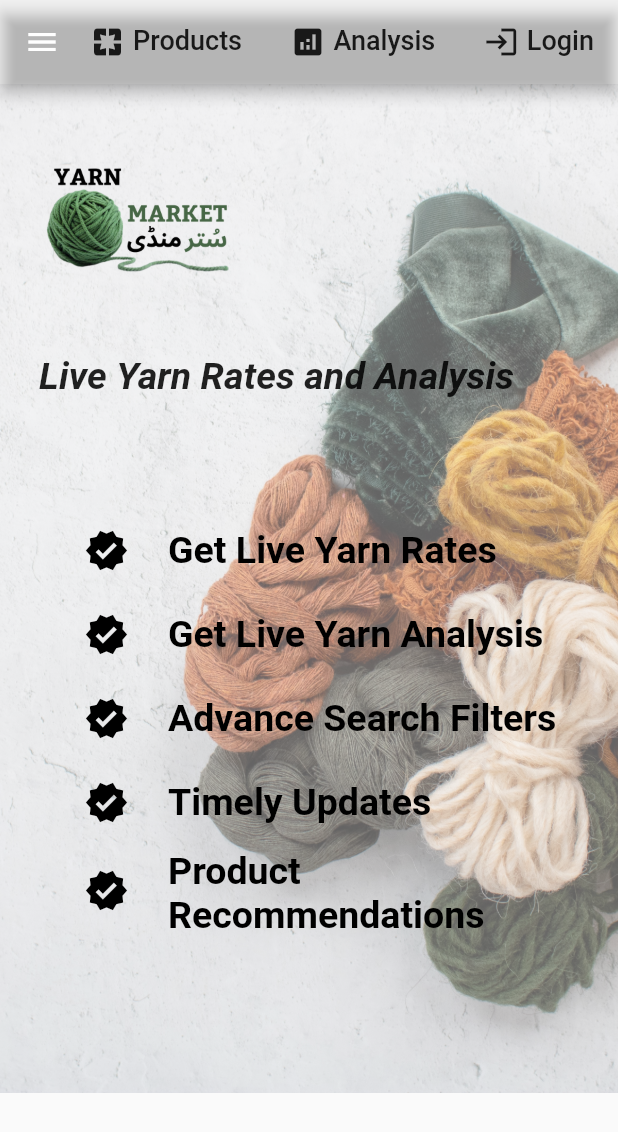
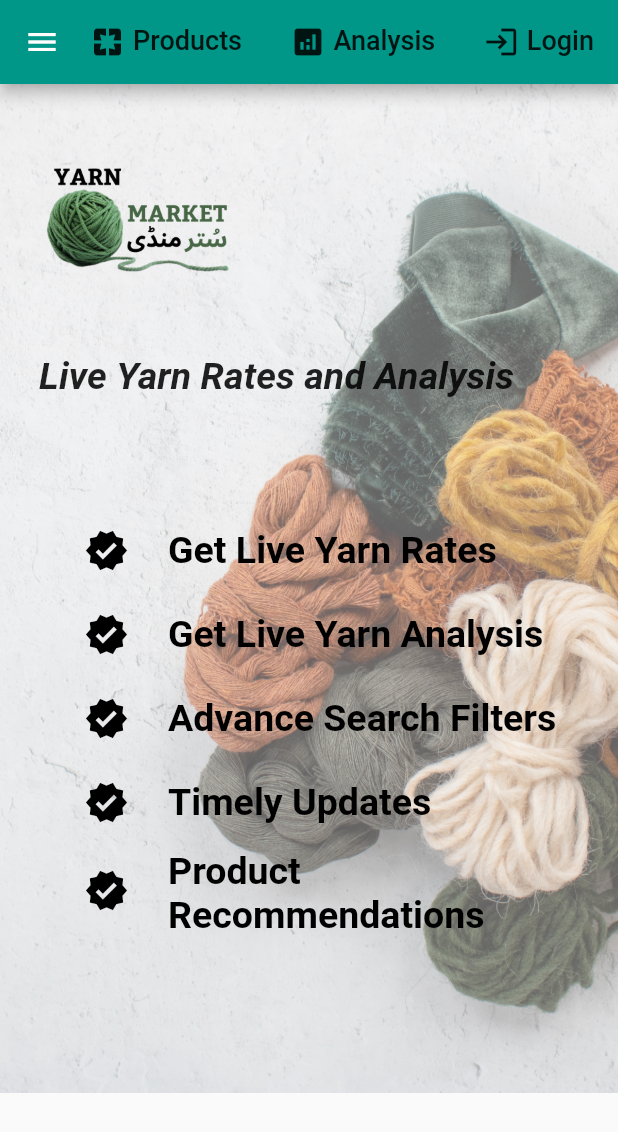
Before and after one commit to mrqasimabid/yarnrates, a Flutter app: the screen it shows after launch, on a phone screen of 412 x 824 dp. Shown: the top 1132 px of the screen. Run offline on Flutter 3.47's test engine with Material 2 defaults, Android fonts, the phone set to English and light mode, and no system bars; our stand-ins replace animated_splash_screen, charts_flutter, flutter_login, image_picker, shared_preferences, url_launcher_web; missing offline and left inert: image_picker_for_web, shared_preferences_web.

Commit message:
ui change

```diff
--- a/lib/pages/landing/landing_page.dart
+++ b/lib/pages/landing/landing_page.dart
@@ -30,7 +30,7 @@ class _LandingPageState extends State<LandingPage> {
         drawer: DrawerC(),
         appBar: AppBar(
           centerTitle: true,
-          backgroundColor: Colors.transparent,
+          backgroundColor: mainColor,
           // leadingWidth: ,
           // leading: Image.asset(
           //   'assets/YARNMARKETLOGO.png',
```
Also changed, not shown: lib/Model/globals.dart (+3 -4 lines), 1 other file.
